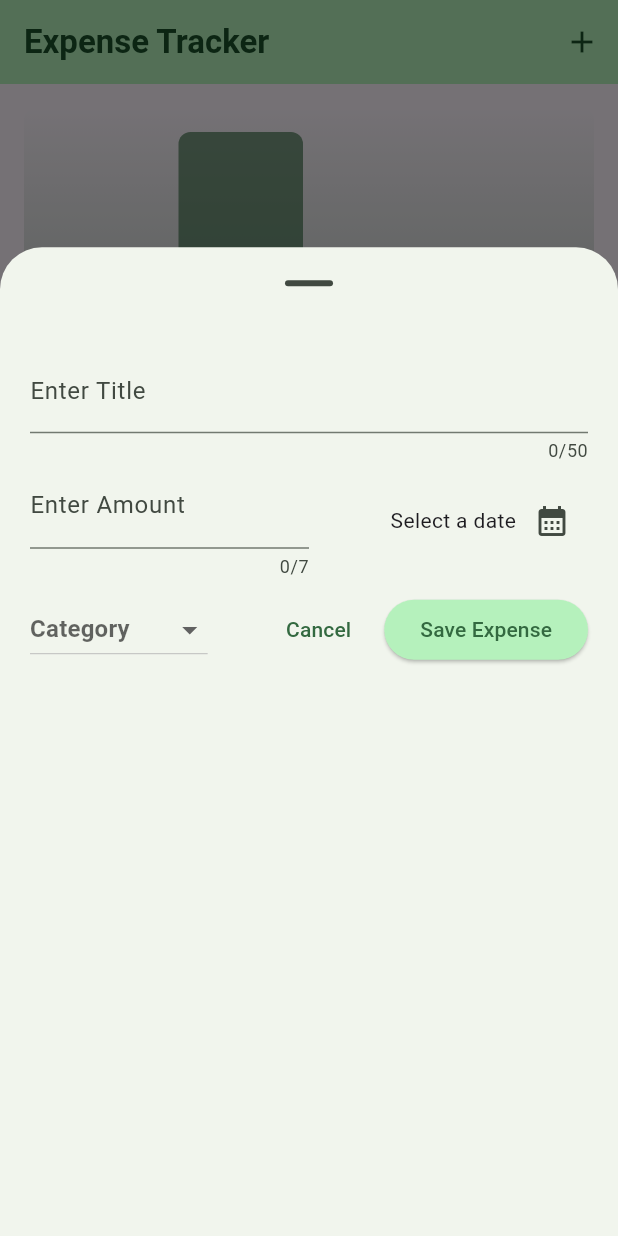
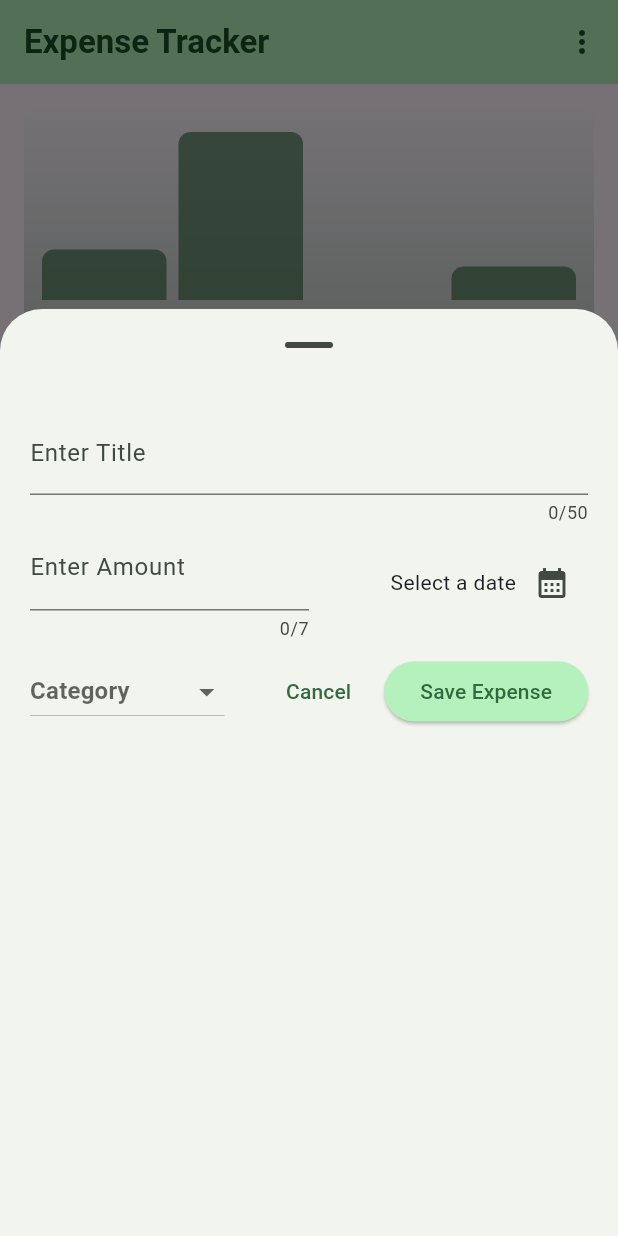
Before and after one commit to mutafyan/expense_tracker, a Flutter app: the screen it shows after launch, after a tap on the "add" icon, on a phone screen of 412 x 824 dp. Run offline on Flutter 3.47's test engine with Material 3 defaults, Android fonts, the phone set to English and light mode, and no system bars.

Commit message:
add responsivness to ui, refactor project structure

```diff
--- a/lib/widgets/expenses.dart
+++ b/lib/widgets/expenses.dart
@@ -1,4 +1,5 @@
-import 'package:expense_tracker/widgets/add_expense_modal.dart';
+import 'package:expense_tracker/widgets/modal/add_button.dart';
+import 'package:expense_tracker/widgets/modal/add_expense_modal.dart';
 import 'package:expense_tracker/widgets/chart/chart.dart';
 import 'package:expense_tracker/widgets/expenses_list/expenses_list.dart';
 import 'package:expense_tracker/models/expense.dart';
@@ -15,12 +16,13 @@
 
 class _ExpensesState extends State<Expenses> {
   final List<Expense> _registeredExpenses = expenses;
-
   void _openAddExpenseModal() {
+    final height = MediaQuery.of(context).size.height;
     showModalBottomSheet(
       useSafeArea: true,
       showDragHandle: true,
-      scrollControlDisabledMaxHeightRatio: 0.8,
+      isScrollControlled: (height < 600) ? true : false,
+      scrollControlDisabledMaxHeightRatio: 0.75,
       context: context,
       builder: (ctx) => AddExpenseModal(
         onAddExpense: _addExpense,
@@ -54,15 +56,17 @@
     );
   }
 
+  void _openAddCategoryModal() {}
+
   @override
   Widget build(BuildContext context) {
+    final width = MediaQuery.of(context).size.width;
     Widget mainContent = const Center(
       child: Text("No recorded expenses, add a new one"),
     );
     if (_registeredExpenses.isNotEmpty) {
       mainContent = Column(
         children: [
-          Chart(expenses: _registeredExpenses),
           Expanded(
             child: ExpensesList(
                 expenses: _registeredExpenses, onRemoveExpense: _removeExpense),
@@ -71,19 +75,47 @@
       );
     }
     return Scaffold(
+      floatingActionButton: AddButton(onPress: _openAddExpenseModal),
+      floatingActionButtonLocation: FloatingActionButtonLocation.endFloat,
       appBar: AppBar(
         actions: [
-            IconButton(
-                onPressed: _openAddExpenseModal, icon: const Icon(Icons.add))
+          PopupMenuButton<int>(
+            onSelected: (value) {
+              switch (value) {
+                case 0:
+                  _openAddCategoryModal;
+                  break;
+              }
+            },
+            itemBuilder: (context) => [
+              const PopupMenuItem(
+                value: 0,
+                child: Text('Add Category'),
+              ),
+            ],
+          ),
         ],
         title: const Text("Expense Tracker"),
       ),
-        body: Column(
+      body: width < 600
+          ? Column(
               children: [
+                Chart(expenses: _registeredExpenses),
                 Expanded(
                   child: mainContent,
                 ),
               ],
-        ));
+            )
+          : Row(
+              children: [
+                Expanded(
+                  child: Chart(expenses: _registeredExpenses),
+                ),
+                Expanded(
+                  child: mainContent,
+                ),
+              ],
+            ),
+    );
   }
 }
--- /dev/null
+++ b/lib/widgets/modal/add_button.dart
@@ -0,0 +1,22 @@
+import 'package:flutter/material.dart';
+
+class AddButton extends StatelessWidget {
+  const AddButton({required this.onPress, super.key});
+  final void Function() onPress;
+  @override
+  Widget build(BuildContext context) {
+    return SizedBox(
+      height: 70.0,
+      width: 70.0,
+      child: FloatingActionButton(
+        onPressed: onPress,
+        backgroundColor: Theme.of(context).colorScheme.primaryContainer,
+        child: Icon(
+          Icons.add,
+          size: 36.0,
+          color: Theme.of(context).colorScheme.onPrimaryContainer,
+        ),
+      ),
+    );
+  }
+}
--- a/lib/widgets/add_expense_modal.dart
+++ b/lib/widgets/modal/add_expense_modal.dart
@@ -1,4 +1,5 @@
 import 'package:expense_tracker/models/expense.dart';
+import 'package:expense_tracker/widgets/modal/dropdown_item.dart';
 import 'package:flutter/material.dart';
 
 class AddExpenseModal extends StatefulWidget {
@@ -15,6 +16,10 @@
   DateTime? _pickedDate;
   Category? _selectedCategory;
 
+  void _goBack() {
+    Navigator.pop(context);
+  }
+
   void _saveNewExpense(String title, int amount) {
     widget.onAddExpense(
       Expense(
@@ -23,7 +28,7 @@
           date: _pickedDate!,
           category: _selectedCategory!),
     );
-    Navigator.pop(context);
+    _goBack();
   }
 
   void _validateInput() {
@@ -45,9 +50,7 @@
           content: const Text("Please re-check entered date and category"),
           actions: [
             ElevatedButton(
-              onPressed: () {
-                Navigator.pop(ctx);
-              },
+              onPressed: _goBack,
               child: const Text("Okay"),
             )
           ],
@@ -108,6 +111,14 @@
     super.dispose();
   }
 
+  void _onCategorySelect(value) {
+    if (value != null) {
+      setState(() {
+        _selectedCategory = value;
+      });
+    }
+  }
+
   @override
   Widget build(BuildContext context) {
     return Padding(
@@ -157,31 +168,11 @@
             ),
             Row(
               children: [
-                DropdownButton(
-                  hint: const Text("Category"),
-                  value: _selectedCategory,
-                  items: Category.values
-                      .map(
-                        (category) => DropdownMenuItem(
-                          value: category,
-                          child: Text(category.name.toUpperCase()),
-                        ),
-                      )
-                      .toList(),
-                  onChanged: (value) {
-                    if (value != null) {
-                      setState(() {
-                        _selectedCategory = value;
-                      });
-                    }
-                  },
-                ),
+                DropdownItem(
+                    selectedCategory: _selectedCategory,
+                    onChange: _onCategorySelect),
                 const Spacer(),
-                TextButton(
-                    onPressed: () {
-                      Navigator.pop(context);
-                    },
-                    child: const Text("Cancel")),
+                TextButton(onPressed: _goBack, child: const Text("Cancel")),
                 const SizedBox(
                   width: 10,
                 ),
--- /dev/null
+++ b/lib/widgets/modal/dropdown_item.dart
@@ -0,0 +1,38 @@
+import 'package:flutter/material.dart';
+import 'package:expense_tracker/models/expense.dart';
+
+class DropdownItem extends StatelessWidget {
+  const DropdownItem({
+    required this.selectedCategory,
+    required this.onChange,
+    super.key,
+  });
+  final void Function(dynamic) onChange;
+  final Category? selectedCategory;
+  @override
+  Widget build(BuildContext context) {
+    return DropdownButton(
+      hint: const Text("Category"),
+      value: selectedCategory,
+      items: Category.values
+          .map(
+            (category) => DropdownMenuItem(
+              value: category,
+              child: Row(
+                children: [
+                  Icon(categoryIcons[category]),
+                  const SizedBox(
+                    width: 10,
+                  ),
+                  Text(
+                    category.name[0].toUpperCase() + category.name.substring(1),
+                  ),
+                ],
+              ),
+            ),
+          )
+          .toList(),
+      onChanged: onChange,
+    );
+  }
+}
```
Lines whose indentation alone changed are shown as unchanged.
